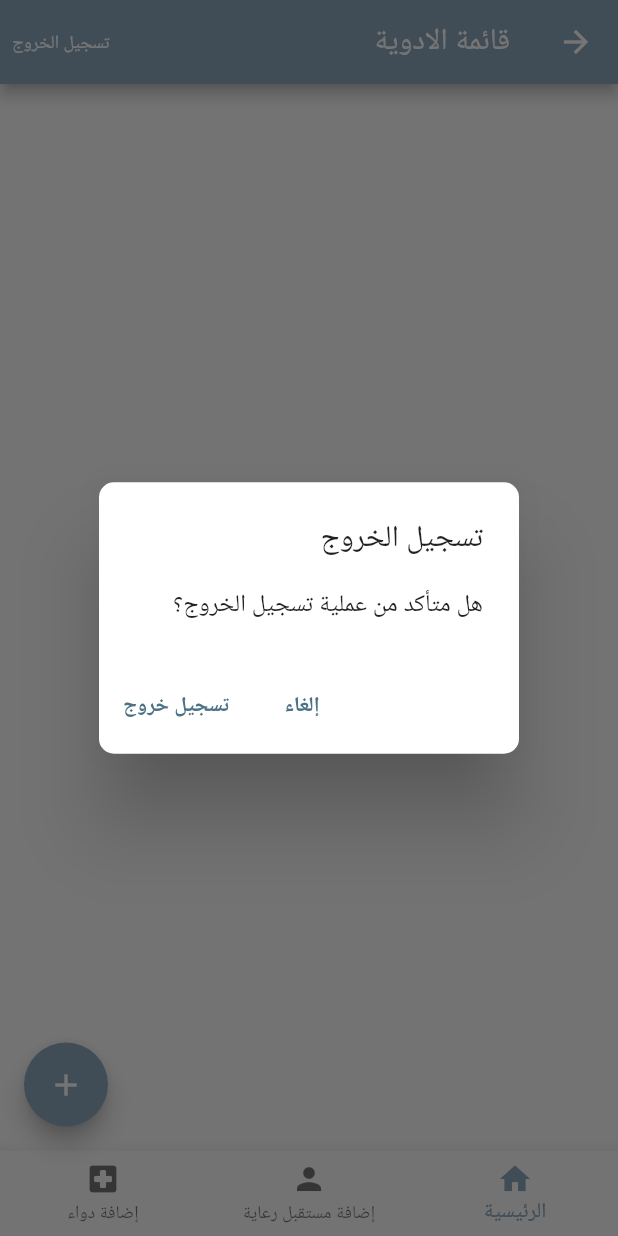
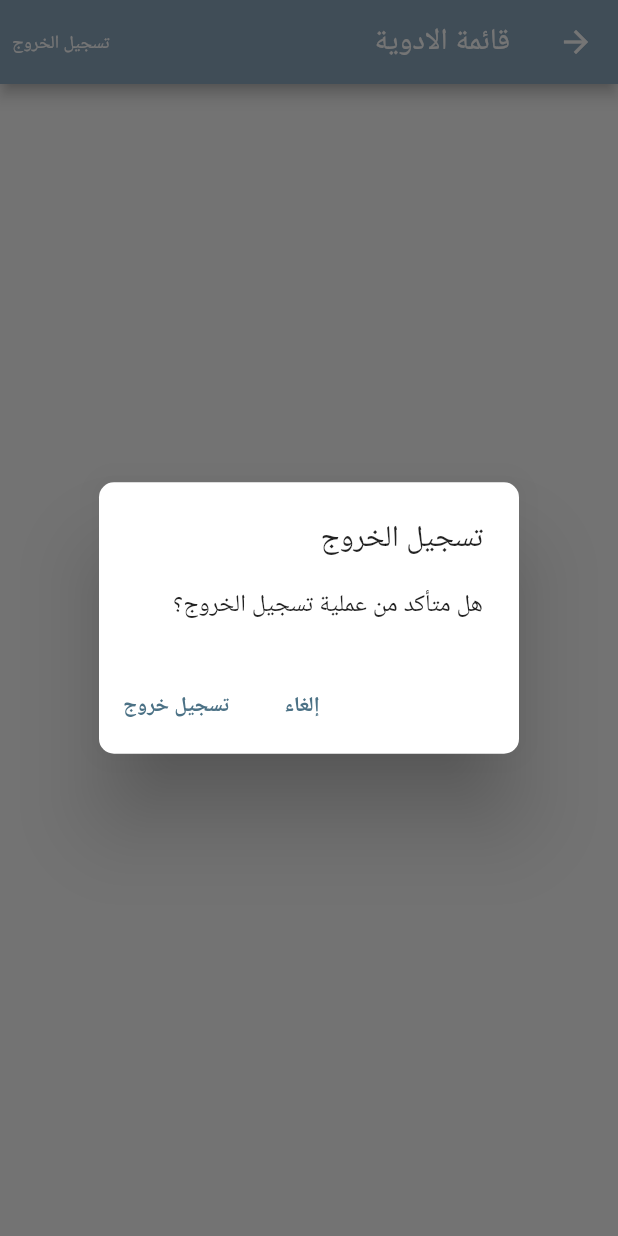
Before and after one commit to aljoharash/Itmaen-G9, a Flutter app: the HomePage screen opened directly, after a tap on "تسجيل الخروج", on a phone screen of 412 x 824 dp. Run offline on Flutter 3.47's test engine with Material 2 defaults, Android fonts, the phone set to English and light mode, and no system bars; our stand-ins replace cloud_firestore, curved_navigation_bar, firebase_auth, firebase_core, flutter_secure_storage, fluttertoast and 6 more; missing offline and left inert: dart:ffi, flutter_barcode_scanner; accounts and stored records are empty.

Commit message:
organize pages

```diff
--- a/itmaen/lib/home.dart
+++ b/itmaen/lib/home.dart
@@ -10,6 +10,7 @@ import 'alert_dialog.dart';
 import 'package:itmaen/model/medicines.dart';
 import 'generateqr.dart';
 import 'login.dart';
+import 'navigation.dart';
 import 'scanqr.dart';
 import 'pages/addmedicine.dart';
 import 'pages/adddialog.dart';
@@ -319,11 +320,7 @@ StorageService st = StorageService();
               ),
             ],
           ),
-          floatingActionButton: FloatingActionButton(
-            backgroundColor: Color.fromARGB(255, 140, 167, 190),
-        onPressed: showAddDialog,
-        child: Icon(Icons.add),
-      ),
+
 
           body: SafeArea(
 
@@ -360,25 +357,7 @@ StorageService st = StorageService();
                   })
             ],
           )),
-          bottomNavigationBar: BottomNavigationBar(
-            items: const <BottomNavigationBarItem>[
-              BottomNavigationBarItem(
-                icon: Icon(Icons.home),
-                label: 'الرئيسية',
-              ),
-              BottomNavigationBarItem(
-                icon: Icon(Icons.person),
-                label: 'إضافة مستقبل رعاية',
-              ),
-              BottomNavigationBarItem(
-                icon: Icon(Icons.local_hospital_rounded),
-                label: 'إضافة دواء',
-              ),
-            ],
-            currentIndex: _selectedIndex,
-            selectedItemColor: Color.fromARGB(255, 140, 167, 190),
-            onTap: _onItemTapped,
-          ),
+          //bottomNavigationBar:Navigation(),
         ));
   }
   else{
@@ -438,11 +417,7 @@ StorageService st = StorageService();
               ),
             ],
           ),
-          floatingActionButton: FloatingActionButton(
-         backgroundColor: Color.fromARGB(255, 140, 167, 190) ,
-        onPressed: showAddDialog,
-        child: Icon(Icons.add),
-      ),
+
           body: SafeArea(
 
               child: Column(
@@ -477,25 +452,7 @@ StorageService st = StorageService();
                   })
             ],
           )),
-          bottomNavigationBar: BottomNavigationBar(
-            items: const <BottomNavigationBarItem>[
-              BottomNavigationBarItem(
-                icon: Icon(Icons.home),
-                label: 'الرئيسية',
-              ),
-              BottomNavigationBarItem(
-                icon: Icon(Icons.person),
-                label: 'إضافة مستقبل رعاية',
-              ),
-              BottomNavigationBarItem(
-                icon: Icon(Icons.local_hospital_rounded),
-                label: 'إضافة دواء',
-              ),
-            ],
-            currentIndex: _selectedIndex,
-            selectedItemColor: Color.fromARGB(255, 140, 167, 190),
-            onTap: _onItemTapped,
-          ),
+          //bottomNavigationBar: Navigation(),
         ));
   }
 
--- a/itmaen/lib/login.dart
+++ b/itmaen/lib/login.dart
@@ -7,6 +7,7 @@ import 'package:itmaen/signUp.dart';
 //import 'package:fluttertoast/fluttertoast.dart';
 import 'forgot.dart';
 import 'home.dart';
+import 'navigation.dart';
 //import 'register.dart';
 
 class LoginPage extends StatefulWidget {
@@ -294,7 +295,7 @@ class _LoginPageState extends State<LoginPage> {
         Navigator.pushReplacement(
           context,
           MaterialPageRoute(
-            builder: (context) => HomePage(),
+            builder: (context) => Navigation(),
           ),
         );
       } on FirebaseAuthException catch (error) {
```
Also changed, not shown: itmaen/lib/navigation.dart (+53 -4 lines).
